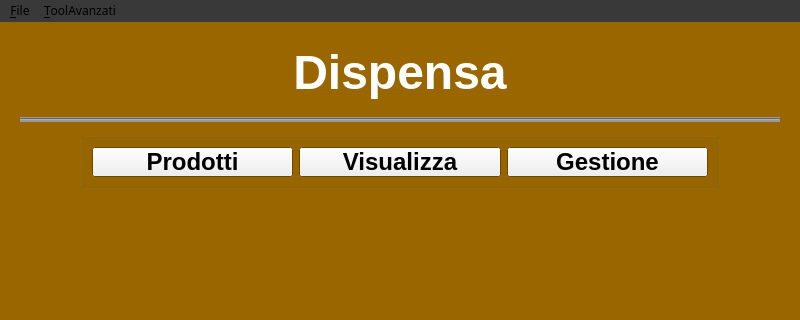
Before: the Qt Designer form Source/mainwindow.ui in LoboBlanco761/Dispensa, drawn with Qt 5; both pictures show x 0 to 800 and y 0 to 320 of the 800 by 600 pixel window.
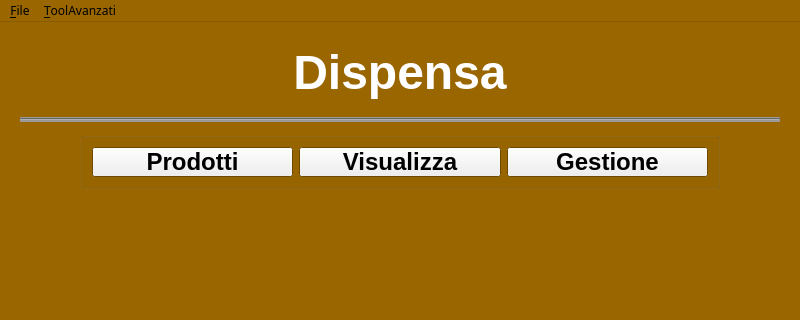
After: the same form once the commit is applied.

Commit message: menu bar modificato

```diff
--- a/Source/mainwindow.ui
+++ b/Source/mainwindow.ui
@@ -262,7 +262,7 @@
     </font>
    </property>
    <property name="styleSheet">
-    <string notr="true">background-color: rgb(57, 57, 57);</string>
+    <string notr="true"/>
    </property>
    <widget class="QMenu" name="menu_File">
     <property name="title">
```
